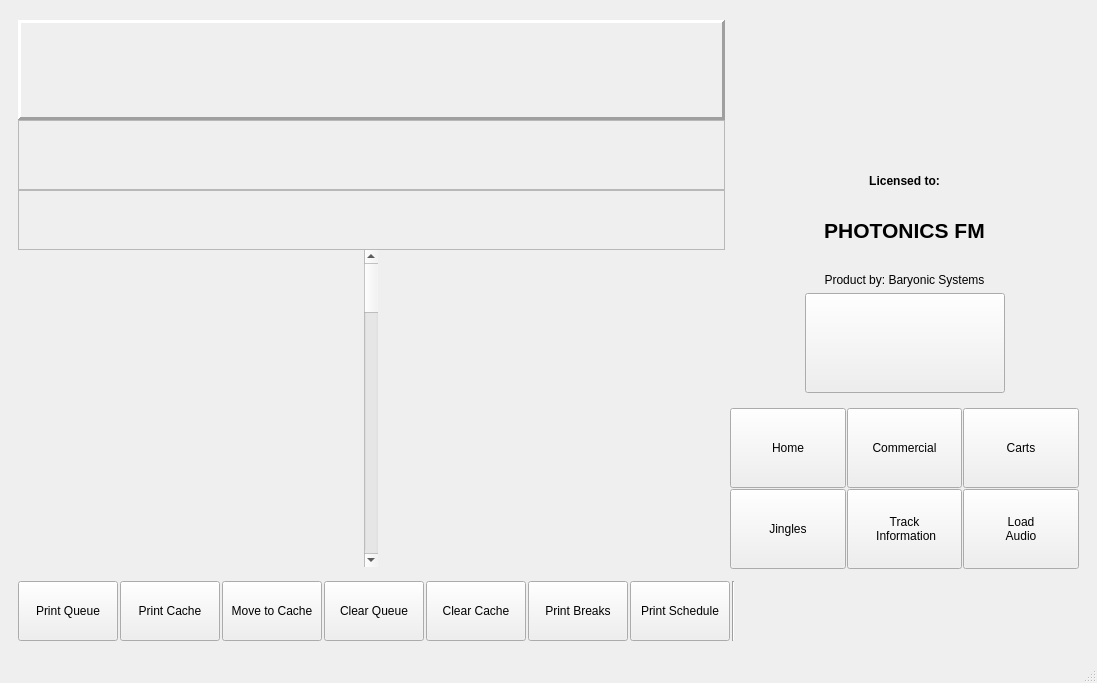
pgathogo/raven, file rave/OATS/mainwindow.ui: the form before one commit.
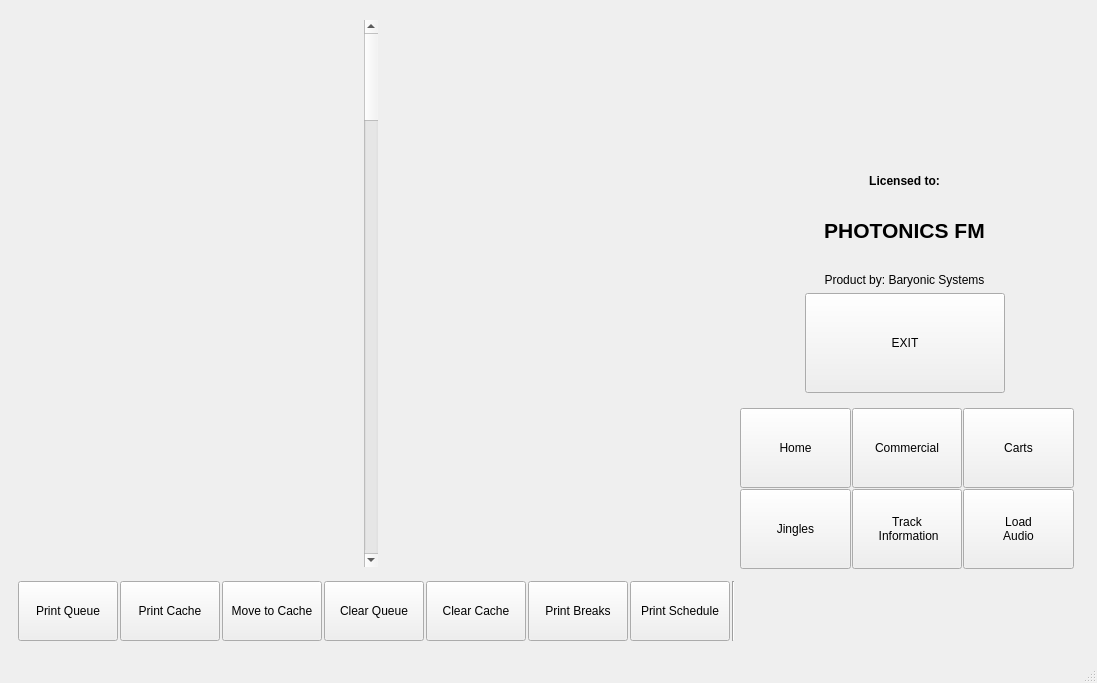
The form after the commit.

Diff of the .ui file:
```diff
--- a/rave/OATS/mainwindow.ui
+++ b/rave/OATS/mainwindow.ui
@@ -37,7 +37,7 @@
         <property name="styleSheet">
          <string notr="true"/>
         </property>
-        <layout class="QVBoxLayout" name="verticalLayout_3" stretch="0,0,0,0,1">
+        <layout class="QVBoxLayout" name="vlLeftWidget" stretch="0,1">
          <property name="spacing">
           <number>0</number>
          </property>
@@ -51,98 +51,7 @@
           <number>11</number>
          </property>
          <item>
-          <layout class="QHBoxLayout" name="hlTestLay"/>
-         </item>
-         <item>
-          <widget class="QFrame" name="date_time_frame">
-           <property name="sizePolicy">
-            <sizepolicy hsizetype="Expanding" vsizetype="Expanding">
-             <horstretch>0</horstretch>
-             <verstretch>0</verstretch>
-            </sizepolicy>
-           </property>
-           <property name="minimumSize">
-            <size>
-             <width>0</width>
-             <height>100</height>
-            </size>
-           </property>
-           <property name="styleSheet">
-            <string notr="true">QFrame[objectName^=&quot;date&quot;]{background-color: qlineargradient(x1:0 y1:0, x2:0 y2:1, stop:0 #4A5E72 , stop:1 #34424F );
-border-radius: 20px;
-border-style: outset;
-border-bottom-width: 1px;
-border-radius: 3px;
-}</string>
-           </property>
-           <property name="frameShape">
-            <enum>QFrame::Panel</enum>
-           </property>
-           <property name="frameShadow">
-            <enum>QFrame::Raised</enum>
-           </property>
-           <property name="lineWidth">
-            <number>3</number>
-           </property>
-           <layout class="QHBoxLayout" name="test_frame_layout"/>
-          </widget>
-         </item>
-         <item>
-          <widget class="QFrame" name="frame_time_analytics">
-           <property name="minimumSize">
-            <size>
-             <width>0</width>
-             <height>70</height>
-            </size>
-           </property>
-           <property name="styleSheet">
-            <string notr="true">QFrame[objectName^=&quot;frame_&quot;]{background-color: qlineargradient(x1:0 y1:0, x2:0 y2:1, stop:0 #4A5E72 , stop:1 #34424F );
-border-radius: 20px;
-border-style: outset;
-border-bottom-width: 1px;
-border-radius: 3px;
-}</string>
-           </property>
-           <property name="frameShape">
-            <enum>QFrame::StyledPanel</enum>
-           </property>
-           <property name="frameShadow">
-            <enum>QFrame::Raised</enum>
-           </property>
-           <layout class="QHBoxLayout" name="hlTimeAnalytics">
-            <property name="spacing">
-             <number>7</number>
-            </property>
-            <property name="topMargin">
-             <number>11</number>
-            </property>
-           </layout>
-          </widget>
-         </item>
-         <item>
-          <widget class="QFrame" name="play_mode_frame">
-           <property name="minimumSize">
-            <size>
-             <width>0</width>
-             <height>60</height>
-            </size>
-           </property>
-           <property name="styleSheet">
-            <string notr="true">QFrame[objectName^=&quot;play&quot;]{background-color: qlineargradient(x1:0 y1:0, x2:0 y2:1, stop:0 #4A5E72 , stop:1 #34424F );
-border-radius: 20px;
-border-style: outset;
-border-bottom-width: 1px;
-border-radius: 3px;
-}</string>
-           </property>
-           <property name="frameShape">
-            <enum>QFrame::StyledPanel</enum>
-           </property>
-           <property name="frameShadow">
-            <enum>QFrame::Raised</enum>
-           </property>
-           <layout class="QHBoxLayout" name="hlPlayMode"/>
-          </widget>
+          <layout class="QVBoxLayout" name="vlHeader"/>
          </item>
          <item>
           <layout class="QHBoxLayout" name="horizontalLayout">
@@ -308,7 +217,7 @@
                         <string notr="true"/>
                        </property>
                        <property name="text">
-                        <string/>
+                        <string>EXIT</string>
                        </property>
                       </widget>
                      </item>
@@ -381,6 +290,12 @@
            </item>
            <item>
             <layout class="QGridLayout" name="gridStackControl">
+             <property name="leftMargin">
+              <number>10</number>
+             </property>
+             <property name="rightMargin">
+              <number>5</number>
+             </property>
              <property name="spacing">
               <number>1</number>
              </property>
```
Left out of the diff: 30 changed lines with no effect on the pictures.
